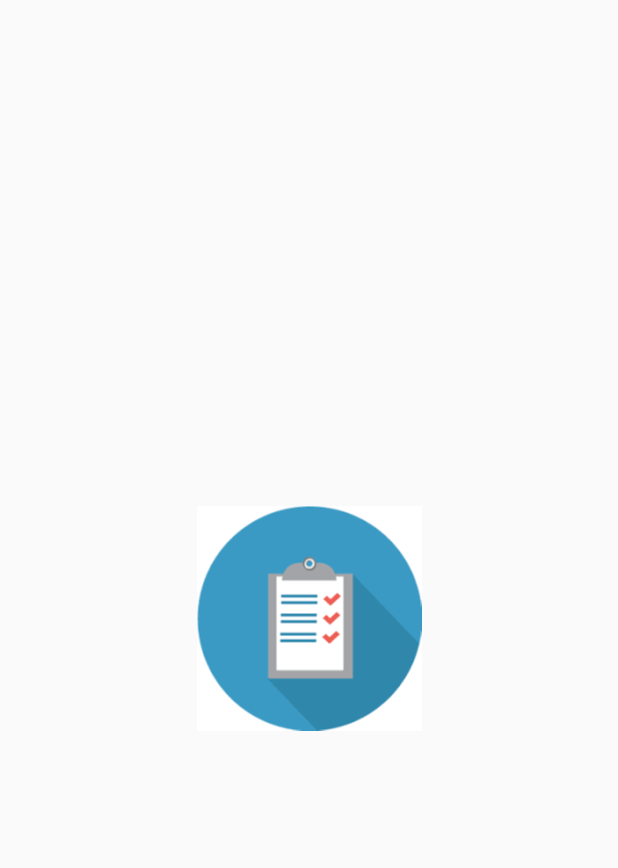
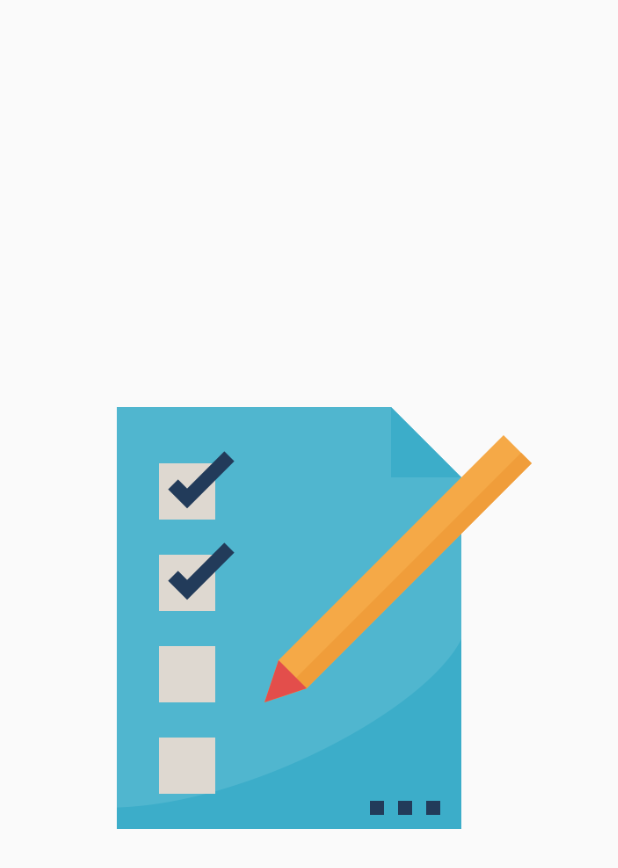
Before and after one commit to ayadwima/providerAss, a Flutter app: the SplashScreen screen opened directly, on a phone screen of 412 x 824 dp. Shown: the top 868 px of the screen. Run offline on Flutter 3.47's test engine with Material 2 defaults, Android fonts, the phone set to English and light mode, and no system bars; our stand-ins replace sqflite; accounts and stored records are empty.

Commit message:
edit final

```diff
--- a/lib/DataBase/DataBaseHelper.dart
+++ b/lib/DataBase/DBHelper.dart
@@ -55,9 +55,9 @@ class DBHelper {
   Future<List<UserTask>> getTaskType(int isComplete) async {
     try {
       database = await initDataBase();
-      List<Map> myMaps = await database.query(tableName,
+      List<Map> maps = await database.query(tableName,
           where: '$columnIsComplete=?', whereArgs: [isComplete]);
-      List<UserTask> tasks = myMaps.map((e) => UserTask.fromJson(e)).toList();
+      List<UserTask> tasks = maps.map((e) => UserTask.fromJson(e)).toList();
       return tasks;
     } catch (e) {
       print(e);
--- a/lib/app_provider.dart
+++ b/lib/app_provider.dart
@@ -1,7 +1,7 @@
 import 'package:flutter/material.dart';
 import 'package:sql_ass/model/Task.dart';
 
-class appProvider extends ChangeNotifier {
+class AppProvider extends ChangeNotifier {
   List<UserTask> tasks;
   setTasks(tasks) {
     this.tasks = tasks;
--- a/lib/main.dart
+++ b/lib/main.dart
@@ -6,7 +6,7 @@ import 'package:provider/provider.dart';
 void main() {
   runApp(ChangeNotifierProvider(
     create: (BuildContext context) {
-      return appProvider();
+      return AppProvider();
     },
     child: MaterialApp(
       debugShowCheckedModeBanner: false,
--- a/lib/model/Task.dart
+++ b/lib/model/Task.dart
@@ -1,4 +1,4 @@
-import 'package:sql_ass/DataBase/DataBaseHelper.dart';
+import 'package:sql_ass/DataBase/DBHelper.dart';
 
 class UserTask {
   int id;
--- a/lib/screens/SplashScreen.dart
+++ b/lib/screens/SplashScreen.dart
@@ -2,7 +2,7 @@ import 'dart:async';
 
 import 'package:flutter/material.dart';
 import 'package:provider/provider.dart';
-import 'package:sql_ass/DataBase/DataBaseHelper.dart';
+import 'package:sql_ass/DataBase/DBHelper.dart';
 import 'package:sql_ass/app_provider.dart';
 import 'package:sql_ass/screens/FirstScreen.dart';
 
@@ -11,7 +11,7 @@ class SplashScreen extends StatelessWidget {
   Widget build(BuildContext context) {
     var db = DBHelper();
     db.getAllTasks().then((value) {
-      Provider.of<appProvider>(context, listen: false).setTasks(value);
+      Provider.of<AppProvider>(context, listen: false).setTasks(value);
       Timer(Duration(seconds: 2), () {
         Navigator.of(context).push(MaterialPageRoute(builder: (_) {
           return MyPage();
@@ -21,9 +21,10 @@ class SplashScreen extends StatelessWidget {
     return Scaffold(
       body: Center(
           child: Container(
-              height: 150,
-              width: 150,
-              child: Image.asset('images/splash.png'))),
+            margin: EdgeInsets.only(left: 25),
+              height: 500,
+              width: 300,
+              child: Image.asset('images/checklists.png'))),
     );
   }
 }
--- a/pubspec.yaml
+++ b/pubspec.yaml
@@ -46,7 +46,7 @@ flutter:
   # the material Icons class.
   uses-material-design: true
   assets:
-    - images/
+    - images/checklists.png
 
   # To add assets to your application, add an assets section, like this:
   # assets:
```
Also changed, not shown: lib/AddTask.dart (+13 -23 lines), lib/screens/AllTasksScreen.dart (+13 -14 lines), lib/screens/CompleteTasksScreen.dart (+4 -4 lines), lib/screens/FirstScreen.dart (+6 -6 lines), lib/screens/InCompleteTasksScreen.dart (+4 -4 lines), images/checklists.png (added), images/splash.png (deleted).
